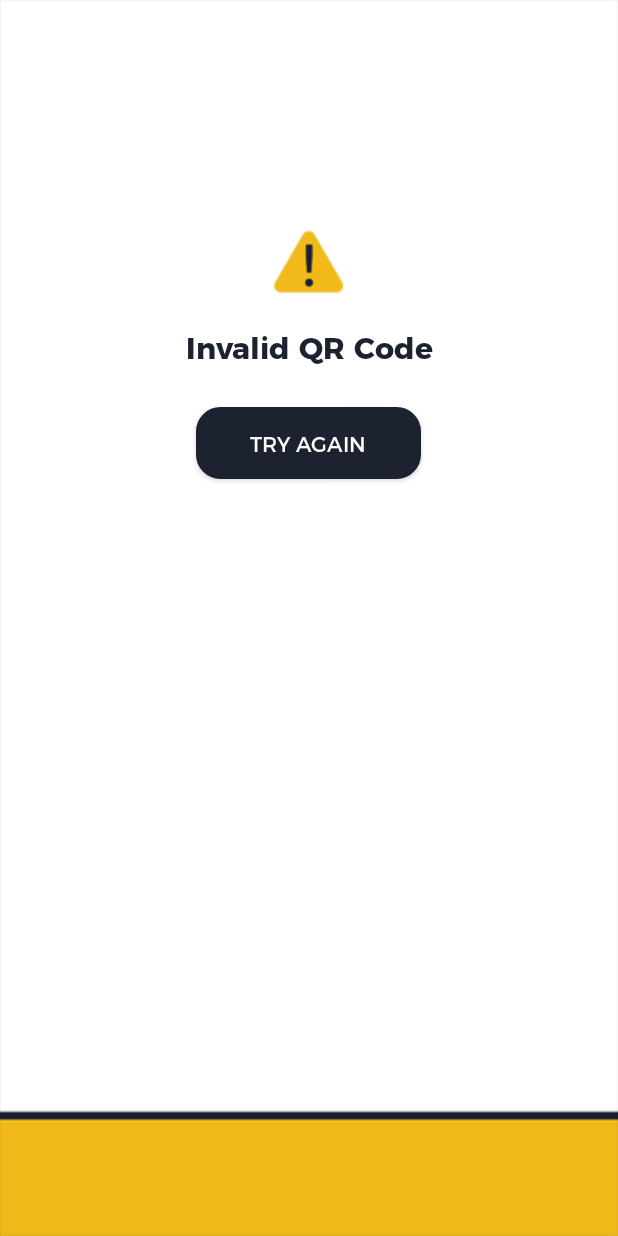
After one commit to jmrequioma/qrcodescanner, an Android app: the ErrorDisplay screen opened directly, with no data from a screen before it, on a phone screen of 412 x 824 dp. The commit adds this screen. Run offline under Robolectric (Android 15) with nearby library versions, the phone set to English and light mode, and no system bars.

Commit message:
ui is done for the sprint

```diff
--- a/app/src/main/AndroidManifest.xml
+++ b/app/src/main/AndroidManifest.xml
@@ -18,6 +18,7 @@
         </activity>
         <activity android:name=".Display"></activity>
         <activity android:name=".Scanner"></activity>
+        <activity android:name=".ErrorDisplay"></activity>
     </application>
 
 </manifest>
--- /dev/null
+++ b/app/src/main/java/com/example/dcs_madl14/upliftqrscanner/ErrorDisplay.java
@@ -0,0 +1,39 @@
+package com.example.dcs_madl14.upliftqrscanner;
+
+import android.app.Activity;
+import android.content.Intent;
+import android.graphics.Typeface;
+import android.os.Bundle;
+import android.support.annotation.Nullable;
+import android.view.View;
+import android.widget.Button;
+import android.widget.TextView;
+
+/**
+ * Created by Joshua Requioma on 11/5/2017.
+ */
+
+public class ErrorDisplay extends Activity {
+    TextView errorMsg;
+    Button tryAgain;
+
+    @Override
+    protected void onCreate(@Nullable Bundle savedInstanceState) {
+        super.onCreate(savedInstanceState);
+        setContentView(R.layout.error_display);
+        errorMsg = (TextView) findViewById(R.id.error_msg);
+        tryAgain = (Button) findViewById(R.id.try_again);
+        tryAgain.setOnClickListener(new View.OnClickListener() {
+            @Override
+            public void onClick(View v) {
+                Intent intent = new Intent();
+                setResult(RESULT_OK, intent);
+                finish();
+            }
+        });
+        Typeface montserratBold = Typeface.createFromAsset(getAssets(),  "fonts/Montserrat-Bold.otf");
+        Typeface montserratReg = Typeface.createFromAsset(getAssets(),  "fonts/Montserrat-Regular.otf");
+        errorMsg.setTypeface(montserratBold);
+        tryAgain.setTypeface(montserratReg);
+    }
+}
--- /dev/null
+++ b/app/src/main/res/drawable/error_button.xml
@@ -0,0 +1,11 @@
+<?xml version="1.0" encoding="utf-8"?>
+<selector xmlns:android="http://schemas.android.com/apk/res/android">
+    <item>
+        <shape android:shape="rectangle">
+            <solid android:color="@color/colorPrimaryDark"/>
+            <stroke android:color="@color/colorPrimaryDark" android:width="2dp" />
+            <!--corners allow us to make the rounded corners button-->
+            <corners android:radius="15dp" />
+        </shape>
+    </item>
+</selector>
--- a/app/src/main/res/layout/activity_main.xml
+++ b/app/src/main/res/layout/activity_main.xml
@@ -9,12 +9,12 @@
     android:layout_width="match_parent"
     android:layout_height="match_parent"
     android:paddingBottom="0dp"
-    android:background="@drawable/background1" >
+    android:background="@drawable/bg_home" >
 
     <ImageView
         android:layout_width="200dp"
         android:layout_height="70dp"
-        android:src="@drawable/ic1" />
+        android:src="@drawable/ic_title" />
 
     <TextView
         android:id="@+id/title"
--- /dev/null
+++ b/app/src/main/res/layout/error_display.xml
@@ -0,0 +1,36 @@
+<?xml version="1.0" encoding="utf-8"?>
+<LinearLayout xmlns:android="http://schemas.android.com/apk/res/android"
+    xmlns:app="http://schemas.android.com/apk/res-auto"
+    android:layout_width="match_parent"
+    android:layout_height="match_parent"
+    android:orientation="vertical"
+    android:background="@drawable/bg_error" >
+
+    <ImageView
+        android:id="@+id/imageView"
+        android:layout_marginTop="150dp"
+        android:layout_gravity="center"
+        android:layout_width="wrap_content"
+        android:layout_height="wrap_content"
+        android:src="@drawable/ic_error" />
+
+    <TextView
+        android:id="@+id/error_msg"
+        android:layout_width="match_parent"
+        android:layout_height="wrap_content"
+        android:layout_marginTop="15dp"
+        android:gravity="center"
+        android:text="@string/invalid_msg"
+        android:textColor="@color/colorPrimaryDark"
+        android:textSize="20sp" />
+
+    <Button
+        android:id="@+id/try_again"
+        android:layout_width="150dp"
+        android:layout_height="wrap_content"
+        android:layout_gravity="center"
+        android:layout_marginTop="25dp"
+        android:background="@drawable/error_button"
+        android:text="@string/try_again"
+        android:textColor="@color/colorPrimary" />
+</LinearLayout>
--- a/app/src/main/res/layout/test_display.xml
+++ b/app/src/main/res/layout/test_display.xml
@@ -2,7 +2,7 @@
 <LinearLayout xmlns:android="http://schemas.android.com/apk/res/android"
     android:layout_width="match_parent"
     android:layout_height="match_parent"
-    android:background="@drawable/background_display" >
+    android:background="@drawable/bg_display" >
 
     <GridLayout
         android:layout_width="452dp"
--- a/app/src/main/res/values/strings.xml
+++ b/app/src/main/res/values/strings.xml
@@ -18,4 +18,6 @@
     <string name="status_label">LOADED</string>
     <string name="status_value">0/0</string>
     <string name="action_refresh">Refresh</string>
+    <string name="invalid_msg">Invalid QR Code</string>
+    <string name="try_again">Try Again</string>
 </resources>
```
Also changed, not shown: app/src/main/java/com/example/dcs_madl14/upliftqrscanner/Display.java (+58 -13 lines), app/src/main/res/layout/activity_display.xml (+3 -4 lines), app/src/main/res/drawable/bg_display.png (renamed from app/src/main/res/drawable/background_display.png), app/src/main/res/drawable/bg_error.png (added), app/src/main/res/drawable/bg_home.png (renamed from app/src/main/res/drawable/background1.png), app/src/main/res/drawable/ic_error.png (added), app/src/main/res/drawable/ic_title.png (renamed from app/src/main/res/drawable/ic1.png).
